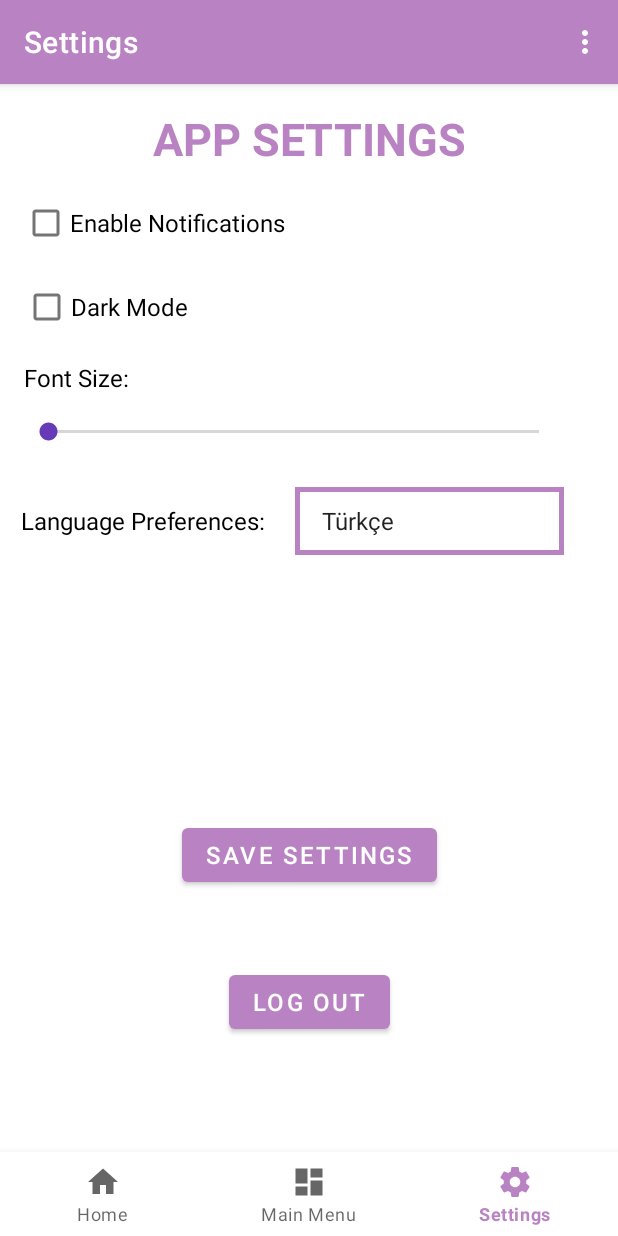
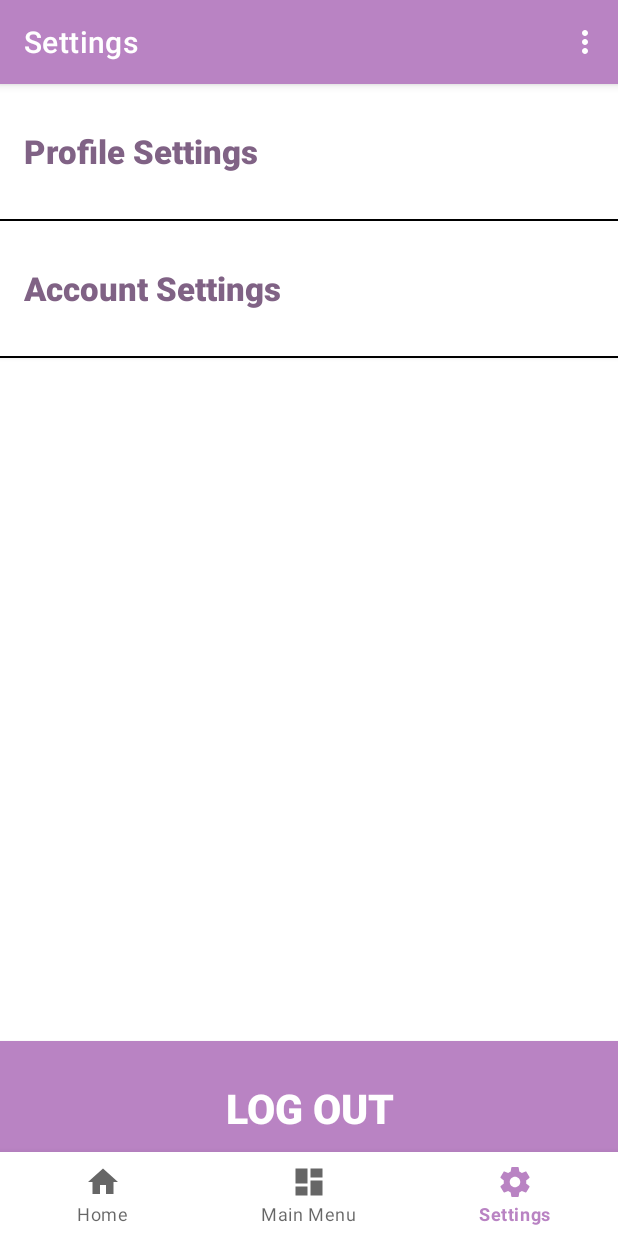
Before and after one commit to nihalUzunyayla/CENG427-Mobile-Application-Development, an Android app: the SettingsFragment screen opened through its navigation route, on a phone screen of 412 x 824 dp. Run offline under Robolectric (Android 15) with nearby library versions, the light colour scheme and no system bars; our stand-ins replace navigation-ui.

Commit message:
Added settings and profile pages.

```diff
--- a/app/src/main/java/com/example/pawrescue/ui/settings/SettingsFragment.java
+++ b/app/src/main/java/com/example/pawrescue/ui/settings/SettingsFragment.java
@@ -3,81 +3,60 @@ package com.example.pawrescue.ui.settings;
 import android.content.Intent;
 import android.os.Bundle;
 import android.view.LayoutInflater;
-import android.view.Menu;
-import android.view.MenuInflater;
 import android.view.View;
 import android.view.ViewGroup;
-import android.widget.AdapterView;
-import android.widget.ArrayAdapter;
 import android.widget.Button;
-import android.widget.CheckBox;
-import android.widget.SeekBar;
-import android.widget.Spinner;
+import androidx.annotation.NonNull;
+import androidx.fragment.app.Fragment;
+import androidx.lifecycle.ViewModelProvider;
 
-import androidx.annotation.NonNull;
-import androidx.annotation.Nullable;
-import androidx.fragment.app.Fragment;
-
+import com.example.pawrescue.ProfileSettingsActivity;
 import com.example.pawrescue.R;
 import com.example.pawrescue.SignUpActivity;
+import com.example.pawrescue.databinding.FragmentSettingsBinding;
 
 public class SettingsFragment extends Fragment {
 
-    private CheckBox checkBoxNotifications;
-    private CheckBox checkBoxDarkMode;
-    private SeekBar seekBarFontSize;
-    private Button buttonSave;
-    private Spinner spinnerLanguage;
+    private FragmentSettingsBinding binding;
 
-    @Override
     public View onCreateView(@NonNull LayoutInflater inflater,
                              ViewGroup container, Bundle savedInstanceState) {
-        View root = inflater.inflate(R.layout.fragment_settings, container, false);
+        SettingsViewModel settingsViewModel =
+                new ViewModelProvider(this).get(SettingsViewModel.class);
 
-        checkBoxNotifications = root.findViewById(R.id.checkBoxNotifications);
-        checkBoxDarkMode = root.findViewById(R.id.checkBoxDarkMode);
-        seekBarFontSize = root.findViewById(R.id.seekBarFontSize);
-        buttonSave = root.findViewById(R.id.buttonSave);
-        spinnerLanguage = root.findViewById(R.id.spinnerLanguage);
+        binding = FragmentSettingsBinding.inflate(inflater, container, false);
+        View root = binding.getRoot();
 
-        String[] languages = {"Türkçe", "English"};
-        ArrayAdapter<String> adapter = new ArrayAdapter<>(requireContext(), android.R.layout.simple_spinner_item, languages);
-        adapter.setDropDownViewResource(android.R.layout.simple_spinner_dropdown_item);
-        spinnerLanguage.setAdapter(adapter);
+        Button buttonProfileSettings = root.findViewById(R.id.buttonProfileSettings);
+        Button buttonAccountSettings = root.findViewById(R.id.buttonAccountSettings);
+        Button buttonLogOut = root.findViewById(R.id.buttonLogOut);
 
-        buttonSave.setOnClickListener(new View.OnClickListener() {
+        buttonProfileSettings.setOnClickListener(new View.OnClickListener() {
+            @Override
+            public void onClick(View view) {
+                startActivity(new Intent(getActivity(), ProfileSettingsActivity.class));
+            }
+        });
+        buttonAccountSettings.setOnClickListener(new View.OnClickListener() {
             @Override
             public void onClick(View v) {
-                // Ayarları kaydetme işlemleri burada yapılabilir (örneğin, SharedPreferences kullanarak)
             }
         });
 
-        // Spinner'dan seçilen dil değiştiğinde yapılacak işlemleri belirt
-        spinnerLanguage.setOnItemSelectedListener(new AdapterView.OnItemSelectedListener() {
-            @Override
-            public void onItemSelected(AdapterView<?> parentView, View selectedItemView, int position, long id) {
-                // Seçilen dil ile ilgili işlemleri burada yapabilirsiniz
-            }
-
-            @Override
-            public void onNothingSelected(AdapterView<?> parentView) {
-                // Bir şey seçilmediğinde yapılacak işlemleri burada yapabilirsiniz
-            }
-        });
-
-        // "LOG OUT" butonuna tıklandığında SignUpActivity'e geçiş
-        Button buttonLogout = root.findViewById(R.id.buttonLogOut);
-        buttonLogout.setOnClickListener(new View.OnClickListener() {
+        buttonLogOut.setOnClickListener(new View.OnClickListener() {
             @Override
             public void onClick(View v) {
-                Intent intent = new Intent(requireContext(), SignUpActivity.class);
-                startActivity(intent);
+                startActivity(new Intent(getActivity(), SignUpActivity.class));
+                requireActivity().finish();
             }
         });
 
         return root;
     }
 
-
-
+    @Override
+    public void onDestroyView() {
+        super.onDestroyView();
+        binding = null;
+    }
 }
--- a/app/src/main/res/layout/fragment_settings.xml
+++ b/app/src/main/res/layout/fragment_settings.xml
@@ -1,121 +1,66 @@
 <?xml version="1.0" encoding="utf-8"?>
-
-<androidx.constraintlayout.widget.ConstraintLayout
+<RelativeLayout
     xmlns:android="http://schemas.android.com/apk/res/android"
     xmlns:app="http://schemas.android.com/apk/res-auto"
     xmlns:tools="http://schemas.android.com/tools"
     android:layout_width="match_parent"
     android:layout_height="match_parent"
-    tools:context=".ui.settings.SettingsFragment"
-    android:id="@+id/settings_fragment">
+    tools:context=".ui.settings.SettingsFragment">
 
-        <TextView
-            android:id="@+id/textViewTitle"
-            android:layout_width="wrap_content"
-            android:layout_height="wrap_content"
-            android:text="APP SETTINGS"
-            android:textSize="30sp"
-            android:textStyle="bold"
-            android:textColor="#B983C3"
-            app:layout_constraintTop_toTopOf="parent"
-            app:layout_constraintStart_toStartOf="parent"
-            app:layout_constraintEnd_toEndOf="parent"
-            android:layout_marginTop="16dp"
-            android:layout_marginBottom="16dp"/>
+        <androidx.appcompat.widget.AppCompatButton
+            android:id="@+id/buttonProfileSettings"
+            android:layout_width="match_parent"
+            android:layout_height="90dp"
+            android:background="@color/white"
+            android:gravity="start|center_vertical"
+            android:paddingStart="16dp"
+            android:paddingEnd="16dp"
+            android:text="@string/profile_settings"
+            android:textAllCaps="false"
+            android:textColor="#806285"
+            android:textSize="22sp"
+            android:textStyle="bold" />
 
-        <CheckBox
-            android:id="@+id/checkBoxNotifications"
-            android:layout_width="wrap_content"
-            android:layout_height="wrap_content"
-            android:layout_marginTop="12dp"
-            android:text="Enable Notifications"
-            android:textSize="16sp"
-            app:layout_constraintEnd_toEndOf="parent"
-            app:layout_constraintHorizontal_bias="0.063"
-            app:layout_constraintStart_toStartOf="parent"
-            app:layout_constraintTop_toBottomOf="@id/textViewTitle" />
-
-        <CheckBox
-            android:id="@+id/checkBoxDarkMode"
-            android:layout_width="wrap_content"
-            android:layout_height="wrap_content"
-            android:layout_marginTop="8dp"
-            android:text="Dark Mode"
-            android:textSize="16sp"
-            app:layout_constraintEnd_toEndOf="parent"
-            app:layout_constraintHorizontal_bias="0.051"
-            app:layout_constraintStart_toStartOf="parent"
-            app:layout_constraintTop_toBottomOf="@id/checkBoxNotifications" />
-
-        <TextView
-            android:id="@+id/textViewFont"
-            android:layout_width="wrap_content"
-            android:layout_height="wrap_content"
-            android:layout_marginTop="60dp"
-            android:text="Font Size:"
-            android:textColor="@color/black"
-            android:textSize="16sp"
-            app:layout_constraintEnd_toEndOf="parent"
-            app:layout_constraintHorizontal_bias="0.046"
-            app:layout_constraintStart_toStartOf="parent"
-            app:layout_constraintTop_toTopOf="@id/checkBoxDarkMode" />
-
-        <SeekBar
-            android:id="@+id/seekBarFontSize"
-            android:layout_width="359dp"
-            android:layout_height="26dp"
-            android:layout_marginTop="12dp"
-            android:max="30"
-            app:layout_constraintEnd_toEndOf="parent"
-            app:layout_constraintHorizontal_bias="0.307"
-            app:layout_constraintStart_toStartOf="parent"
-            app:layout_constraintTop_toBottomOf="@id/textViewFont" />
+    <View
+        android:id="@+id/dividerLine1"
+        android:layout_width="match_parent"
+        android:layout_height="1dp"
+        android:layout_below="@+id/buttonProfileSettings"
+        android:background="@color/black" />
 
 
-        <TextView
-            android:id="@+id/textViewLanguage"
-            android:layout_width="wrap_content"
-            android:layout_height="wrap_content"
-            android:layout_marginTop="35dp"
-            android:text="Language Preferences:"
-            android:textColor="@color/black"
-            android:textSize="16sp"
-            app:layout_constraintEnd_toEndOf="parent"
-            app:layout_constraintHorizontal_bias="0.055"
-            app:layout_constraintStart_toStartOf="parent"
-            app:layout_constraintTop_toBottomOf="@id/seekBarFontSize" />
+    <androidx.appcompat.widget.AppCompatButton
+        android:id="@+id/buttonAccountSettings"
+        android:layout_width="match_parent"
+        android:layout_height="90dp"
+        android:background="@color/white"
+        android:text="@string/account_settings"
+        android:textColor="#806285"
+        android:textSize="22sp"
+        android:textStyle="bold"
+        android:textAllCaps="false"
+        android:gravity="start|center_vertical"
+        android:paddingStart="16dp"
+        android:paddingEnd="16dp"
+        android:layout_below="@+id/dividerLine1"/>
+    <View
+        android:id="@+id/dividerLine2"
+        android:layout_width="match_parent"
+        android:layout_height="1dp"
+        android:layout_below="@+id/buttonAccountSettings"
+        android:background="@color/black" />
 
-        <Spinner
-            android:id="@+id/spinnerLanguage"
-            android:layout_width="179dp"
-            android:layout_height="45dp"
-            android:layout_marginTop="24dp"
-            android:background="@drawable/edit_text_border"
-            app:layout_constraintEnd_toEndOf="parent"
-            app:layout_constraintHorizontal_bias="0.844"
-            app:layout_constraintStart_toStartOf="parent"
-            app:layout_constraintTop_toBottomOf="@id/seekBarFontSize" />
+    <androidx.appcompat.widget.AppCompatButton
+        android:id="@+id/buttonLogOut"
+        android:layout_width="match_parent"
+        android:layout_height="90dp"
+        android:layout_below="@+id/dividerLine2"
+        android:layout_marginTop="455dp"
+        android:background="@color/item_text_purple"
+        android:text="@string/logOut"
+        android:textColor="@color/white"
+        android:textSize="27sp"
+        android:textStyle="bold" />
 
-        <Button
-            android:id="@+id/buttonSave"
-            android:layout_width="wrap_content"
-            android:layout_height="wrap_content"
-            android:layout_marginTop="188dp"
-            android:text="Save Settıngs"
-            android:textSize="16dp"
-            app:layout_constraintEnd_toEndOf="parent"
-            app:layout_constraintStart_toStartOf="parent"
-            app:layout_constraintTop_toBottomOf="@id/textViewLanguage" />
 
-        <Button
-            android:id="@+id/buttonLogOut"
-            android:layout_width="wrap_content"
-            android:layout_height="wrap_content"
-            android:layout_marginTop="50dp"
-            android:text="LOG OUT"
-            android:textSize="16dp"
-            app:layout_constraintEnd_toEndOf="parent"
-            app:layout_constraintStart_toStartOf="parent"
-            app:layout_constraintTop_toBottomOf="@id/buttonSave" />
-
-</androidx.constraintlayout.widget.ConstraintLayout>
+</RelativeLayout>
--- a/app/src/main/res/values/strings.xml
+++ b/app/src/main/res/values/strings.xml
@@ -95,6 +95,8 @@
     <string name="cat">CAT:\u0020</string>
     <string name="valid_password">Please enter a valid password format (4 digits)</string>
     <string name="connection">Please check your network connection!</string>
-
-
+    <string name="change_password">CHANGE PASSWORD</string>
+    <string name="profile_settings">Profile Settings</string>
+    <string name="account_settings">Account Settings</string>
+    <string name="logOut">LOG OUT</string>
 </resources>
```
Also changed, not shown: app/src/main/AndroidManifest.xml (+9 -6 lines), app/src/main/java/com/example/pawrescue/ProfileSettingsActivity.java (added, +192 -0 lines), app/src/main/java/com/example/pawrescue/SignInActivity.java (+7 -1 lines), app/src/main/java/com/example/pawrescue/User.java (+12 -0 lines), app/src/main/java/com/example/pawrescue/UserDB.java (+72 -22 lines), app/src/main/res/drawable/circle_border.xml (added, +13 -0 lines), app/src/main/res/layout/activity_profile_settings.xml (added, +148 -0 lines), app/src/main/res/drawable/plus.png (added), app/src/main/res/drawable/user.png (added).
